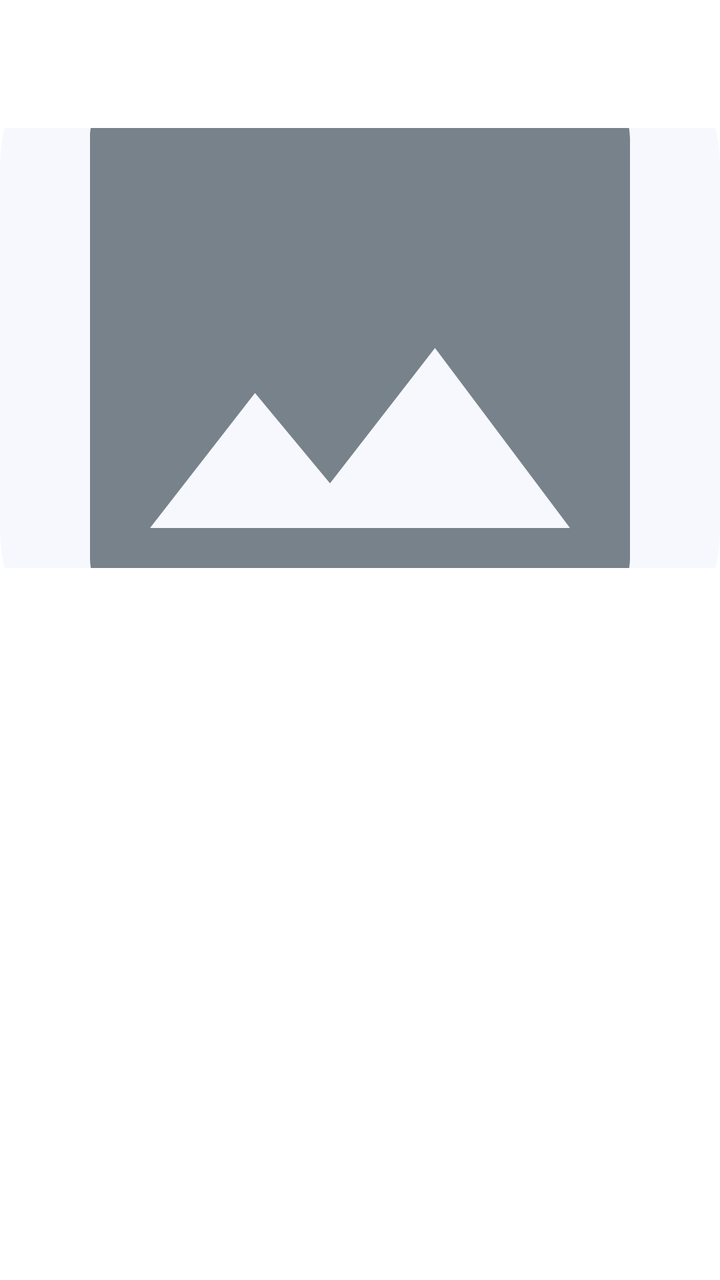
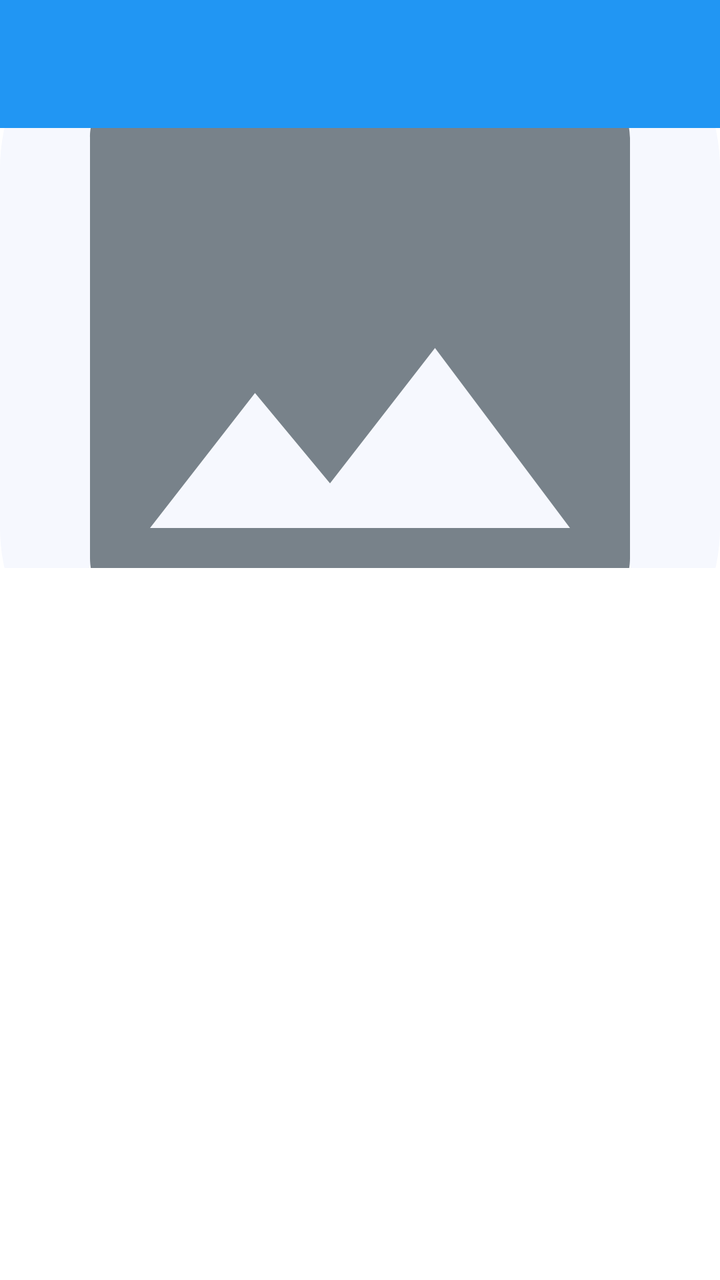

Before-and-after screenshots of an Android layout around one commit, followed by the original layout XML and the change that was made.
<!-- AndroidManifest.xml: application theme Theme.DeyEducation -->
<!-- res/layout/activity_course_detail.xml -->
<?xml version="1.0" encoding="utf-8"?>
<LinearLayout
    xmlns:android="http://schemas.android.com/apk/res/android"
    android:layout_width="match_parent"
    android:layout_height="match_parent"
    android:background="@color/background"
    android:orientation="vertical">

    <com.google.android.material.appbar.MaterialToolbar
        android:id="@+id/courseToolbar"
        android:layout_width="match_parent"
        android:layout_height="?attr/actionBarSize"
        android:background="@color/surface" />

    <FrameLayout
        android:layout_width="match_parent"
        android:layout_height="match_parent">

        <androidx.core.widget.NestedScrollView
            android:layout_width="match_parent"
            android:layout_height="match_parent">

            <LinearLayout
                android:layout_width="match_parent"
                android:layout_height="wrap_content"
                android:orientation="vertical">

                <ImageView
                    android:id="@+id/courseImage"
                    android:layout_width="match_parent"
                    android:layout_height="220dp"
                    android:contentDescription="@null"
                    android:scaleType="centerCrop"
                    android:src="@drawable/bg_image_placeholder" />

                <LinearLayout
                    android:layout_width="match_parent"
                    android:layout_height="wrap_content"
                    android:orientation="vertical"
                    android:padding="16dp">

                    <TextView
                        android:id="@+id/courseTitle"
                        android:layout_width="match_parent"
                        android:layout_height="wrap_content"
                        android:textColor="@color/primary_text"
                        android:textSize="22sp"
                        android:textStyle="bold" />

                    <TextView
                        android:id="@+id/courseMeta"
                        android:layout_width="match_parent"
                        android:layout_height="wrap_content"
                        android:layout_marginTop="8dp"
                        android:textColor="@color/secondary_text"
                        android:textSize="14sp" />

                    <TextView
                        android:id="@+id/courseDescription"
                        android:layout_width="match_parent"
                        android:layout_height="wrap_content"
                        android:layout_marginTop="16dp"
                        android:lineSpacingExtra="4dp"
                        android:textColor="@color/primary_text"
                        android:textSize="15sp" />
                </LinearLayout>
            </LinearLayout>
        </androidx.core.widget.NestedScrollView>

        <ProgressBar
            android:id="@+id/courseProgress"
            android:layout_width="wrap_content"
            android:layout_height="wrap_content"
            android:layout_gravity="center"
            android:visibility="gone" />
    </FrameLayout>
</LinearLayout>
<!-- resources referenced by this layout -->
<resources>
  <color name="background">#FFFFFF</color>
  <color name="primary_text">#111111</color>
  <color name="secondary_text">#78828A</color>
  <color name="surface">#FFFFFF</color>
  <!-- drawable bg_image_placeholder (drawable) -->
  <?xml version="1.0" encoding="utf-8"?>
  <layer-list xmlns:android="http://schemas.android.com/apk/res/android">
      <item>
          <shape android:shape="rectangle">
              <solid android:color="@color/secondary_bg" />
              <corners android:radius="@dimen/radius_12" />
          </shape>
      </item>
      <item
          android:drawable="@drawable/ic_image_placeholder"
          android:gravity="center" />
  </layer-list>
  <style name="Theme.DeyEducation" parent="Theme.Material3.Light.NoActionBar">
          <item name="colorPrimary">@color/primary</item>
          <item name="colorPrimaryDark">@color/primary_dark</item>
          <item name="colorOnPrimary">@color/white</item>
          <item name="colorSecondary">@color/primary_light</item>
          <item name="android:statusBarColor">@color/primary</item>
          <item name="android:navigationBarColor">@color/bottom_nav_bg</item>
          <item name="android:windowLightStatusBar">false</item>
          <item name="android:windowLightNavigationBar">true</item>
          <item name="android:fontFamily">sans-serif</item>
      </style>
  <color name="secondary_bg">#F6F8FE</color>
  <dimen name="radius_12">12dp</dimen>
  <!-- drawable ic_image_placeholder (drawable) -->
  <?xml version="1.0" encoding="utf-8"?>
  <vector xmlns:android="http://schemas.android.com/apk/res/android"
      android:width="48dp"
      android:height="48dp"
      android:viewportWidth="24"
      android:viewportHeight="24">
      <path
          android:fillColor="#78828A"
          android:pathData="M21,19V5c0,-1.1 -0.9,-2 -2,-2H5c-1.1,0 -2,0.9 -2,2v14c0,1.1 0.9,2 2,2h14c1.1,0 2,-0.9 2,-2zM8.5,13.5l2.5,3.01L14.5,12l4.5,6H5l3.5,-4.5z" />
  </vector>
  <color name="primary">#2196F3</color>
  <color name="primary_dark">#1976D2</color>
  <color name="white">#FFFFFF</color>
  <color name="primary_light">#E3F2FD</color>
  <color name="bottom_nav_bg">#FFFFFF</color>
</resources>

<!-- the commit's change to res/layout/activity_course_detail.xml (unified diff, before → after) -->
@@ -8,9 +8,9 @@
 
     <com.google.android.material.appbar.MaterialToolbar
         android:id="@+id/courseToolbar"
+        style="@style/Widget.DeyEducation.Toolbar"
         android:layout_width="match_parent"
-        android:layout_height="?attr/actionBarSize"
-        android:background="@color/surface" />
+        android:layout_height="?attr/actionBarSize" />
 
     <FrameLayout
         android:layout_width="match_parent"
<!-- resource entries referenced after the edit -->
@@ -3,7 +3,6 @@
   <color name="background">#FFFFFF</color>
   <color name="primary_text">#111111</color>
   <color name="secondary_text">#78828A</color>
-  <color name="surface">#FFFFFF</color>
   <!-- drawable bg_image_placeholder (drawable) -->
   <?xml version="1.0" encoding="utf-8"?>
   <layer-list xmlns:android="http://schemas.android.com/apk/res/android">
@@ -17,6 +16,11 @@
           android:drawable="@drawable/ic_image_placeholder"
           android:gravity="center" />
   </layer-list>
+  <style name="Widget.DeyEducation.Toolbar" parent="Widget.Material3.Toolbar">
+          <item name="android:background">@color/primary</item>
+          <item name="titleTextColor">@color/white</item>
+          <item name="android:minHeight">@dimen/toolbar_height</item>
+      </style>
   <style name="Theme.DeyEducation" parent="Theme.Material3.Light.NoActionBar">
           <item name="colorPrimary">@color/primary</item>
           <item name="colorPrimaryDark">@color/primary_dark</item>
@@ -44,6 +48,7 @@
   <color name="primary">#2196F3</color>
   <color name="primary_dark">#1976D2</color>
   <color name="white">#FFFFFF</color>
+  <dimen name="toolbar_height">55dp</dimen>
   <color name="primary_light">#E3F2FD</color>
   <color name="bottom_nav_bg">#FFFFFF</color>
 </resources>
